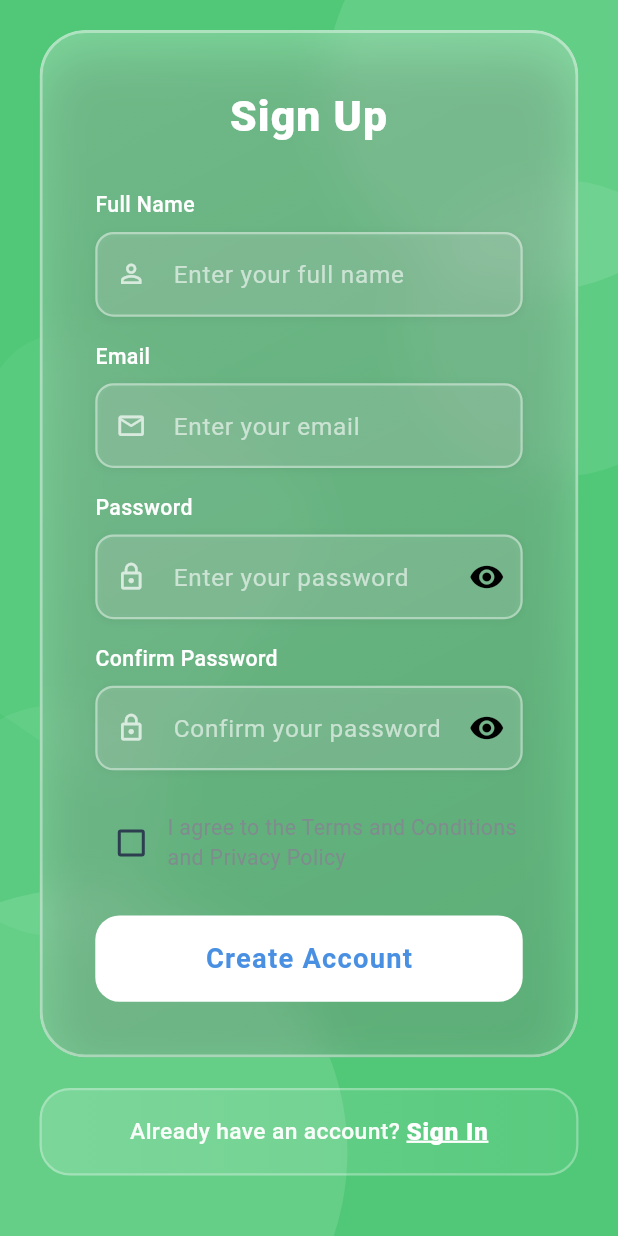
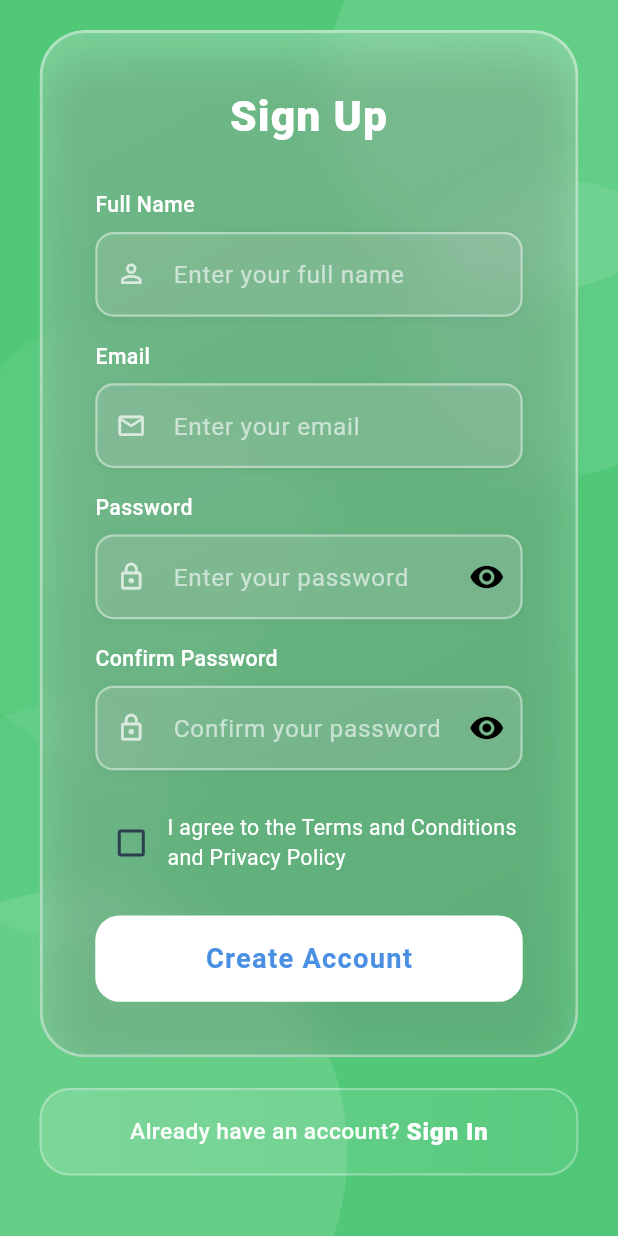
Before and after one commit to Kuruzukel/HTMAD, a Flutter app: the RegisterScreen screen opened directly, scrolled down 359 dp, on a phone screen of 412 x 824 dp. Run offline on Flutter 3.47's test engine with Material 3 defaults, Android fonts, the phone set to English and light mode, and no system bars; our stand-ins replace cloud_firestore, connectivity_plus, firebase_auth, firebase_core, fl_chart, flutter_local_notifications and 3 more; accounts and stored records are empty; Roboto replaces fonts that are missing (Poppins).

Commit message:
Fix color palettes

```diff
--- a/lib/core/theme/app_theme.dart
+++ b/lib/core/theme/app_theme.dart
@@ -7,9 +7,9 @@ import '../app_config.dart';
 
 class AppTheme {
   // Color Palette
-  static const Color primaryColor = Color(0xFF4A90E2);
-  static const Color primaryDarkColor = Color(0xFF357ABD);
-  static const Color secondaryColor = Color(0xFF50C878);
+  static const Color primaryColor = Color(0xFF50C878); // Emerald green
+  static const Color primaryDarkColor = Color(0xFF3DA861); // Darker emerald
+  static const Color secondaryColor = Color(0xFF4A90E2);
   static const Color accentColor = Color(0xFFFF6B6B);
   static const Color warningColor = Color(0xFFFFB347);
 
--- a/lib/presentation/screens/auth/register_screen.dart
+++ b/lib/presentation/screens/auth/register_screen.dart
@@ -421,7 +421,7 @@ class _RegisterScreenState extends State<RegisterScreen> {
                     'I agree to the Terms and Conditions and Privacy Policy',
                     style: TextStyle(
                       fontSize: 14.sp,
-                      color: AppTheme.lightTextSecondaryColor,
+                      color: Colors.white,
                     ),
                   ),
                 ),
@@ -480,7 +480,7 @@ class _RegisterScreenState extends State<RegisterScreen> {
                   onPressed: context.watch<AuthProvider>().state == AuthState.loading ? null : _handleRegister,
                   style: ElevatedButton.styleFrom(
                     backgroundColor: Colors.white,
-                    foregroundColor: AppTheme.primaryColor,
+                    foregroundColor: const Color(0xFF4A90E2), // Blue color
                     padding: EdgeInsets.symmetric(vertical: 18.h),
                     shape: RoundedRectangleBorder(
                       borderRadius: BorderRadius.circular(16.r),
@@ -488,11 +488,11 @@ class _RegisterScreenState extends State<RegisterScreen> {
                     elevation: 0,
                   ),
                   child: context.watch<AuthProvider>().state == AuthState.loading
-                      ? SizedBox(
-                          height: 24.h,
-                          width: 24.h,
-                          child: const CircularProgressIndicator(
-                            color: AppTheme.primaryColor,
+                      ? const SizedBox(
+                          height: 24,
+                          width: 24,
+                          child: CircularProgressIndicator(
+                            color: Color(0xFF4A90E2), // Blue color
                             strokeWidth: 2.5,
                           ),
                         )
@@ -549,9 +549,6 @@ class _RegisterScreenState extends State<RegisterScreen> {
                 fontSize: 16.sp,
                 fontWeight: FontWeight.w900,
                 letterSpacing: 0.5,
-                decoration: TextDecoration.underline,
-                decorationColor: Colors.white,
-                decorationThickness: 2,
               ),
             ),
           ),
```
Also changed, not shown: lib/presentation/screens/auth/login_screen.dart (+6 -9 lines).
